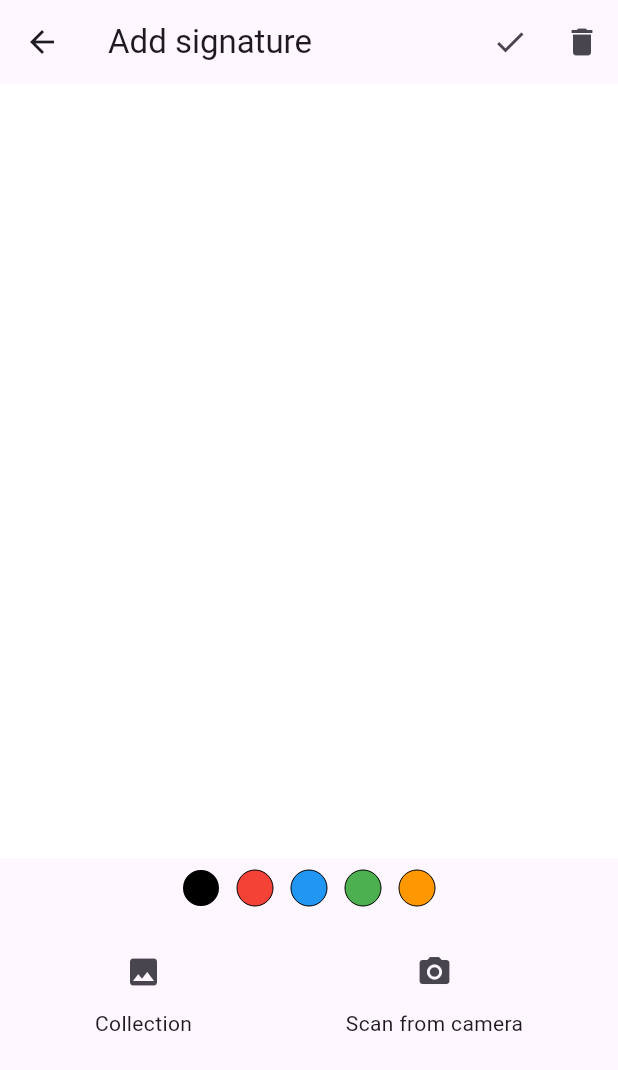
After one commit to phuocvu154/pdfscanner001, a Flutter app: the SignatureEditorScreen screen opened directly, after a tap on the "check" icon, on a phone screen of 412 x 824 dp. The commit adds this screen. Shown: the top 1070 px of the screen. Run offline on Flutter 3.47's test engine with Material 3 defaults, Android fonts, the phone set to English and light mode, and no system bars; our stand-ins replace hive, hive_flutter, image_picker, pdf, printing; missing offline and left inert: google_mlkit_document_scanner; accounts and stored records are empty.

Commit message:
chu ky text

```diff
--- /dev/null
+++ b/lib/features/pdf/pdf_edit/signature_canvas.dart
@@ -0,0 +1,57 @@
+import 'package:flutter/material.dart';
+import 'signature_path_point.dart';
+
+class SignatureCanvas extends StatelessWidget {
+  final List<SignaturePoint> points;
+  final Color color;
+  final double strokeWidth;
+
+  const SignatureCanvas({
+    super.key,
+    required this.points,
+    required this.color,
+    this.strokeWidth = 3,
+  });
+
+  @override
+  Widget build(BuildContext context) {
+    return CustomPaint(
+      painter: _SignaturePainter(
+        points: points,
+        color: color,
+        strokeWidth: strokeWidth,
+      ),
+      size: Size.infinite,
+    );
+  }
+}
+
+class _SignaturePainter extends CustomPainter {
+  final List<SignaturePoint> points;
+  final Color color;
+  final double strokeWidth;
+
+  _SignaturePainter({
+    required this.points,
+    required this.color,
+    required this.strokeWidth,
+  });
+
+  @override
+  void paint(Canvas canvas, Size size) {
+    final paint = Paint()
+      ..color = color
+      ..strokeCap = StrokeCap.round
+      ..style = PaintingStyle.stroke
+      ..strokeWidth = strokeWidth;
+
+    for (int i = 0; i < points.length - 1; i++) {
+      if (!points[i].isBreak && !points[i + 1].isBreak) {
+        canvas.drawLine(points[i].point, points[i + 1].point, paint);
+      }
+    }
+  }
+
+  @override
+  bool shouldRepaint(covariant CustomPainter oldDelegate) => true;
+}
--- a/lib/features/pdf/pdf_edit/signature_editor_screen.dart
+++ b/lib/features/pdf/pdf_edit/signature_editor_screen.dart
@@ -1,15 +1,21 @@
 import 'dart:io';
+import 'dart:ui';
 
 import 'package:flutter/material.dart';
+import 'package:flutter/rendering.dart';
 import 'package:image_picker/image_picker.dart';
+import 'package:path_provider/path_provider.dart';
 
+import 'signature_canvas.dart';
 import 'signature_item.dart';
+import 'signature_path_point.dart';
 import 'signature_repository.dart';
 
 class SignatureResult {
   final String imagePath;
   SignatureResult(this.imagePath);
 }
+
 class SignatureEditorScreen extends StatefulWidget {
   const SignatureEditorScreen({super.key});
 
@@ -22,6 +28,9 @@ class _SignatureEditorScreenState extends State<SignatureEditorScreen> {
   Color color = Colors.black;
 
   List<SignatureItem> saved = [];
+
+  List<SignaturePoint> _points = [];
+  final _repaintKey = GlobalKey();
 
   @override
   void initState() {
@@ -55,18 +64,54 @@ class _SignatureEditorScreenState extends State<SignatureEditorScreen> {
         actions: [
           IconButton(
             icon: const Icon(Icons.check),
-            onPressed: () {}, // dùng khi vẽ tay
+            onPressed: () async {
+              if (_points.isEmpty) return;
+
+              final path = await _exportSignature();
+              final saved = await repo.save(File(path));
+
+              Navigator.pop(context, SignatureResult(saved));
+            },
+          ),
+
+          IconButton(
+            icon: const Icon(Icons.delete),
+            onPressed: () => setState(() => _points.clear()),
           ),
         ],
       ),
       body: Column(
         children: [
           // ===== DRAW AREA (vẽ tay – sẽ làm tiếp nếu bạn muốn) =====
+          // Expanded(
+          //   child: Center(
+          //     child: Text(
+          //       'Sign here',
+          //       style: TextStyle(color: Colors.grey.shade400),
+          //     ),
+          //   ),
+          // ),
           Expanded(
-            child: Center(
-              child: Text(
-                'Sign here',
-                style: TextStyle(color: Colors.grey.shade400),
+            child: RepaintBoundary(
+              key: _repaintKey,
+              child: GestureDetector(
+                onPanStart: (d) {
+                  setState(() {
+                    _points.add(SignaturePoint(d.localPosition));
+                  });
+                },
+                onPanUpdate: (d) {
+                  setState(() {
+                    _points.add(SignaturePoint(d.localPosition));
+                  });
+                },
+                onPanEnd: (_) {
+                  _points.add(SignaturePoint.breakPoint());
+                },
+                child: Container(
+                  color: Colors.white,
+                  child: SignatureCanvas(points: _points, color: color),
+                ),
               ),
             ),
           ),
@@ -149,4 +194,22 @@ class _SignatureEditorScreenState extends State<SignatureEditorScreen> {
       ],
     );
   }
+
+  Future<String> _exportSignature() async {
+    final boundary =
+        _repaintKey.currentContext!.findRenderObject() as RenderRepaintBoundary;
+
+    final image = await boundary.toImage(pixelRatio: 3);
+    final byteData = await image.toByteData(format: ImageByteFormat.png);
+
+    final bytes = byteData!.buffer.asUint8List();
+
+    final dir = await getTemporaryDirectory();
+    final file = File(
+      '${dir.path}/sig_${DateTime.now().millisecondsSinceEpoch}.png',
+    );
+
+    await file.writeAsBytes(bytes);
+    return file.path;
+  }
 }
--- /dev/null
+++ b/lib/features/pdf/pdf_edit/signature_path_point.dart
@@ -0,0 +1,11 @@
+import 'package:flutter/material.dart';
+
+class SignaturePoint {
+  final Offset point;
+  final bool isBreak;
+
+  SignaturePoint(this.point) : isBreak = false;
+  SignaturePoint.breakPoint()
+      : point = Offset.zero,
+        isBreak = true;
+}
```
Also changed, not shown: lib/features/pdf/pdf_edit/edit_page_screen.dart (+13 -0 lines), lib/features/pdf/pdf_edit/signature_text_editor.dart (added, +170 -0 lines), pubspec.yaml (+10 -1 lines), assets/fonts/DancingScript-Regular.ttf (added), assets/fonts/GreatVibes-Regular.ttf (added), assets/fonts/Pacifico-Regular.ttf (added).
